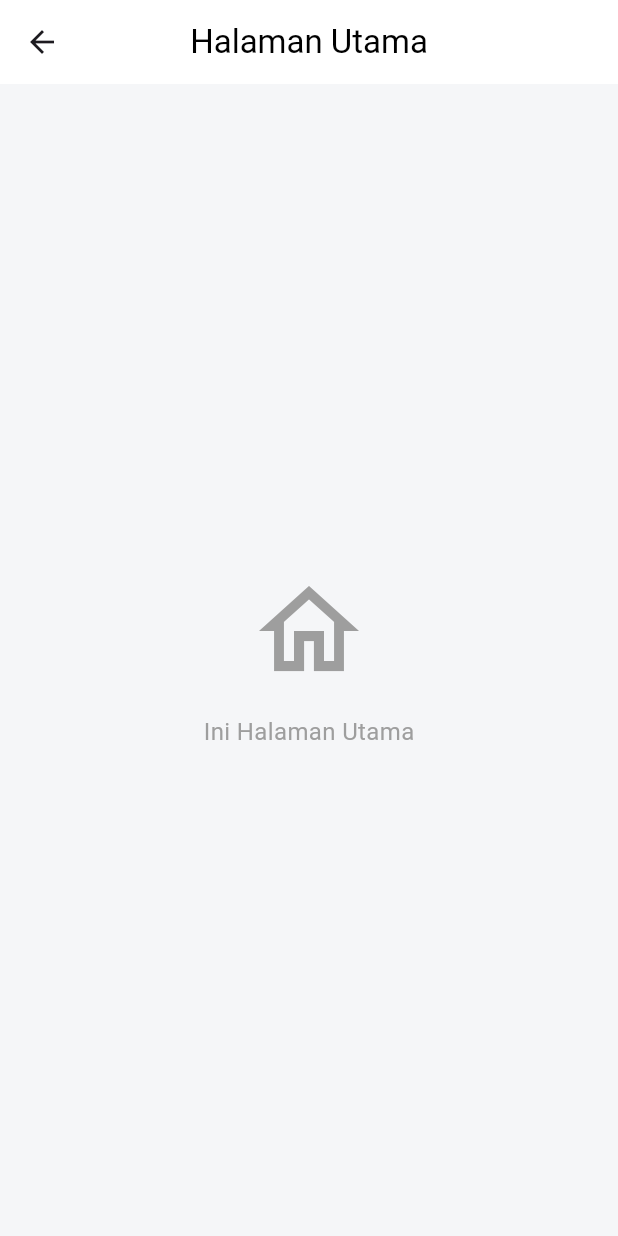
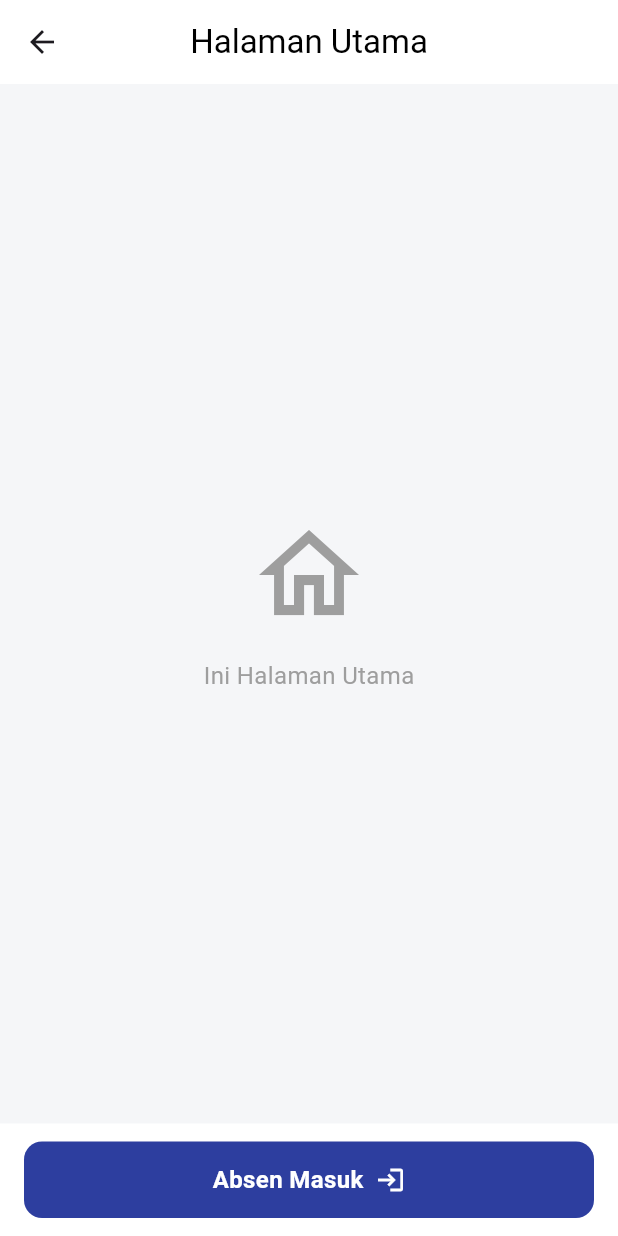
Before and after one commit to faizalfebriyanto886/Ide-hris, a Flutter app: the HomeView screen opened directly, on a phone screen of 412 x 824 dp. Run offline on Flutter 3.47's test engine with Material 3 defaults, Android fonts, the phone set to English and light mode, and no system bars; our stand-ins replace get.

Commit message:
add absen masuk & keluar

```diff
--- a/lib/presentations/page/home/controller/home_controller.dart
+++ b/lib/presentations/page/home/controller/home_controller.dart
@@ -1,18 +1,24 @@
 import 'dart:async';
+import 'package:flutter/material.dart';
 import 'package:get/get.dart';
 
 class HomeController extends GetxController {
   var currentDate = ''.obs;
   var currentTime = ''.obs;
 
+  var isAbsenMasuk = true.obs;
+
   Timer? _timer;
+
+  GestureTapCallback? get absenKeluar => null;
+
+  GestureTapCallback? get absenMasuk => null;
 
   @override
   void onInit() {
     super.onInit();
     _updateDateTime();
 
-    // Timer agar detik jamnya terus berjalan
     _timer = Timer.periodic(const Duration(seconds: 1), (timer) {
       _updateDateTime();
     });
@@ -46,6 +52,17 @@ class HomeController extends GetxController {
     currentTime.value = "$hour:$minute:$second WIB";
   }
 
+  void toggleAbsen() {
+    isAbsenMasuk.value = !isAbsenMasuk.value;
+
+    Get.snackbar(
+      "Berhasil",
+      isAbsenMasuk.value ? "Anda telah Absen Keluar" : "Anda telah Absen Masuk",
+      backgroundColor: Colors.green,
+      colorText: Colors.white,
+    );
+  }
+
   @override
   void onClose() {
     _timer?.cancel();
--- a/lib/presentations/page/home/view/home_view.dart
+++ b/lib/presentations/page/home/view/home_view.dart
@@ -1,10 +1,14 @@
 import 'package:flutter/material.dart';
+import 'package:get/get.dart';
+import '../controller/home_controller.dart';
 
 class HomeView extends StatelessWidget {
   const HomeView({super.key});
 
   @override
   Widget build(BuildContext context) {
+    final controller = Get.put(HomeController());
+
     return Scaffold(
       backgroundColor: const Color(0xFFF5F6F8),
       appBar: AppBar(
@@ -16,10 +20,13 @@ class HomeView extends StatelessWidget {
         elevation: 0,
         centerTitle: true,
       ),
-      body: const Center(
+      body: Column(
+        children: [
+          Expanded(
+            child: Center(
               child: Column(
                 mainAxisAlignment: MainAxisAlignment.center,
-          children: [
+                children: const [
                   Icon(Icons.home_outlined, size: 80, color: Colors.grey),
                   SizedBox(height: 16),
                   Text(
@@ -29,6 +36,53 @@ class HomeView extends StatelessWidget {
                 ],
               ),
             ),
+          ),
+
+          Container(
+            color: Colors.white,
+            padding: const EdgeInsets.only(
+              top: 12,
+              left: 16,
+              right: 16,
+              bottom: 12,
+            ),
+            child: Obx(() {
+              bool isMasuk = controller.isAbsenMasuk.value;
+              return Material(
+                color: isMasuk ? const Color(0xFF2D3E9F) : Colors.red.shade600,
+                borderRadius: BorderRadius.circular(12),
+                child: InkWell(
+                  onTap: controller.toggleAbsen,
+                  borderRadius: BorderRadius.circular(12),
+                  child: Container(
+                    width: double.infinity,
+                    padding: const EdgeInsets.symmetric(vertical: 14),
+                    child: Row(
+                      mainAxisAlignment: MainAxisAlignment.center,
+                      children: [
+                        Text(
+                          isMasuk ? "Absen Masuk" : "Absen Keluar",
+                          style: const TextStyle(
+                            color: Colors.white,
+                            fontSize: 16,
+                            fontWeight: FontWeight.w600,
+                          ),
+                        ),
+                        const SizedBox(width: 8),
+                        Icon(
+                          isMasuk ? Icons.login : Icons.logout,
+                          color: Colors.white,
+                          size: 20,
+                        ),
+                      ],
+                    ),
+                  ),
+                ),
+              );
+            }),
+          ),
+        ],
+      ),
     );
   }
 }
```
Lines whose indentation alone changed are shown as unchanged.
